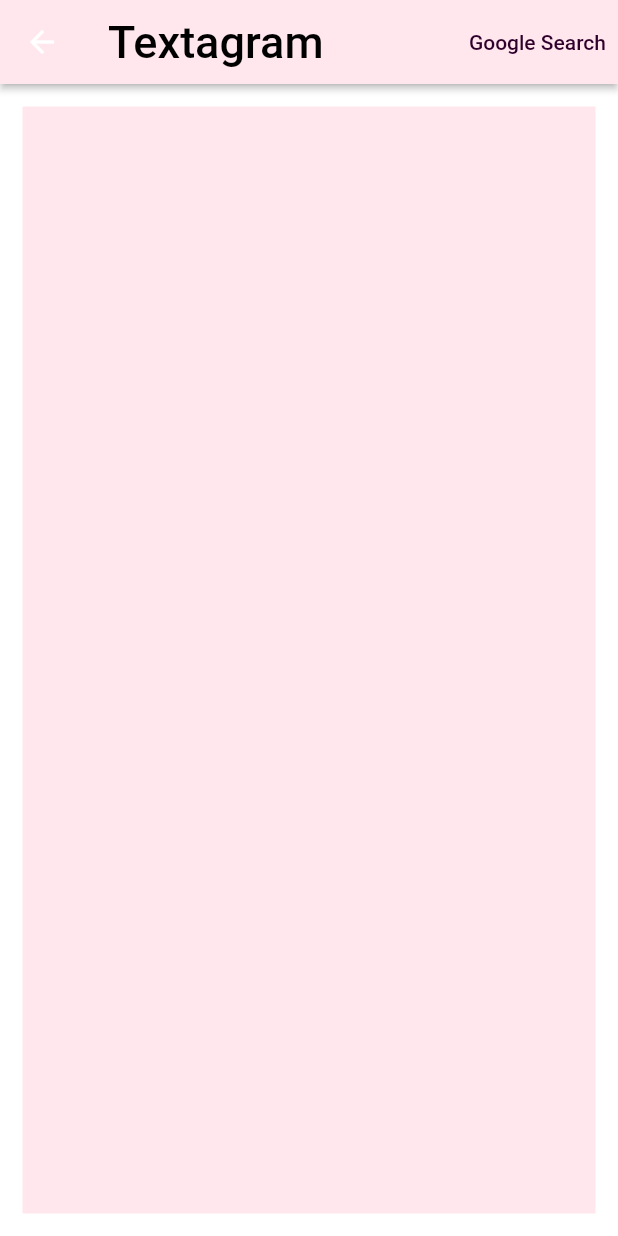
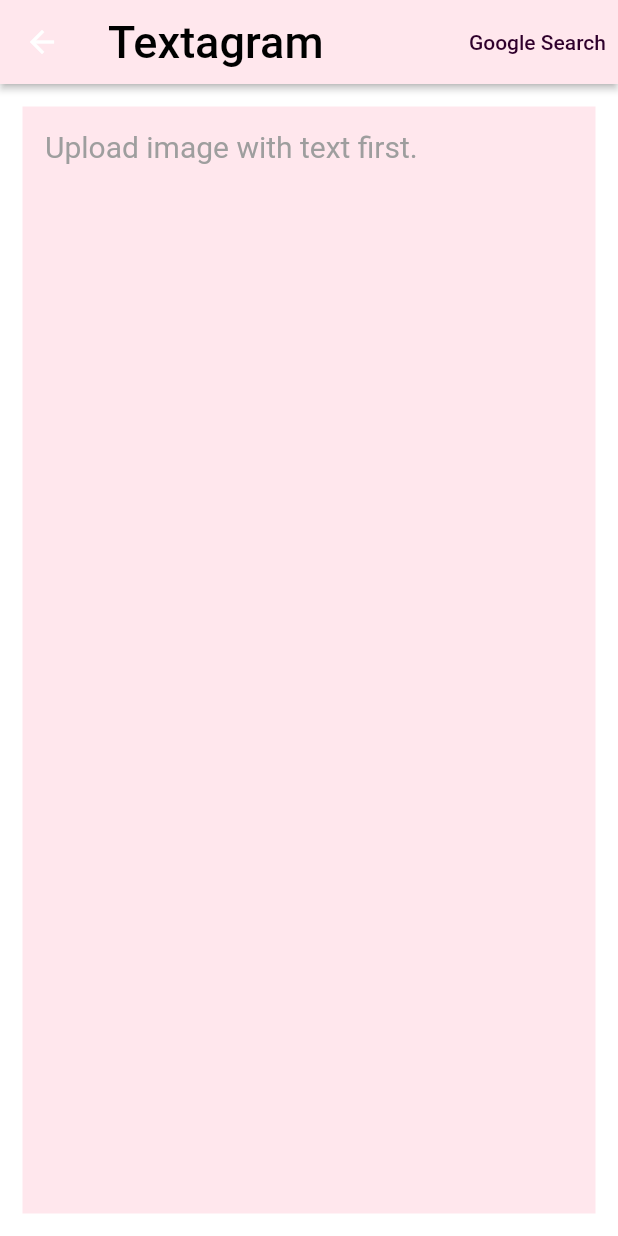
Before and after one commit to shibaniswaraj/textrecognizerapp, a Flutter app: the text screen opened directly, on a phone screen of 412 x 824 dp. Run offline on Flutter 3.47's test engine with Material 2 defaults, Android fonts, the light colour scheme and no system bars; our stand-ins replace image_picker; missing offline and left inert: decorated_icon, google_ml_kit; Roboto replaces fonts that are missing (RubikVinyl); project files that could hold a hidden picture were left out.

Commit message:
default text

```diff
--- a/lib/text.dart
+++ b/lib/text.dart
@@ -46,7 +46,7 @@ class _textState extends State<text> {
             padding: EdgeInsets.only(left: 15.0, right: 15.0, top: 15.0, bottom: 15.0),
             child: Expanded(
               child: SingleChildScrollView(
-                child: Text(scannedtext, style: TextStyle(color: Colors.black, fontSize: 20.0),),
+                child: scannedtext != "" ? Text(scannedtext, style: TextStyle(color: Colors.black, fontSize: 20.0),):Text("Upload image with text first.", style: TextStyle(color: Colors.grey, fontSize: 20.0),),
               ),
             ),
           ),
```
